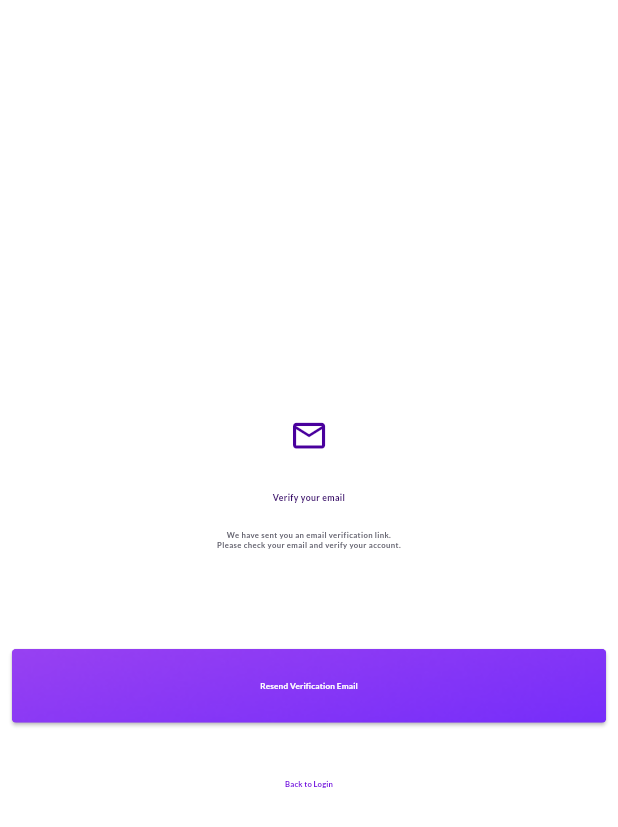
After one commit to mosalama74/colors_funland, a Flutter app: the EmailVerificationScreen screen opened directly, on a phone screen of 412 x 824 dp. The commit adds this screen. Shown: the top 827 px of the screen. Run offline on Flutter 3.47's test engine with Material 3 defaults, Android fonts, the phone set to English and light mode, and no system bars; our stand-ins replace bloc, cloud_firestore, dartz, equatable, firebase_auth, firebase_core and 5 more; accounts and stored records are empty.

Commit message:
email verification

```diff
--- a/lib/core/components/elevated_btn.dart
+++ b/lib/core/components/elevated_btn.dart
@@ -49,7 +49,7 @@ class ElevatedBtn extends StatelessWidget {
             heightFactor: 1.0,
             child: Container(
               alignment: Alignment.center,
-              child: child ?? Text(
+              child: Text(
                 text,
                 style: TextStyle(
                   color: cWhite2Color,
--- a/lib/core/components/password_text_field.dart
+++ b/lib/core/components/password_text_field.dart
@@ -4,10 +4,10 @@ import 'package:flutter/material.dart';
 import 'package:flutter_screenutil/flutter_screenutil.dart';
 
 class PasswordField extends StatefulWidget {
-  const PasswordField({super.key, this.validator, this.controller});
+  const PasswordField({super.key, this.validator, this.controller, this.textInputAction});
   final String? Function(String?)? validator;
   final TextEditingController? controller;
-
+  final TextInputAction? textInputAction;
 
   @override
   State<PasswordField> createState() => _PasswordFieldState();
@@ -16,7 +16,6 @@ class PasswordField extends StatefulWidget {
 class _PasswordFieldState extends State<PasswordField> {
   bool _isPasswordHidden = true;
 
-
   @override
   Widget build(BuildContext context) {
     return TextFormField(
@@ -24,6 +23,7 @@ class _PasswordFieldState extends State<PasswordField> {
       keyboardType: TextInputType.visiblePassword,
       obscureText: _isPasswordHidden,
       maxLines: 1,
+      textInputAction: widget.textInputAction ?? TextInputAction.next,
       validator: widget.validator,
       decoration: InputDecoration(
         hintText: 'Type here',
--- a/lib/core/services/message_service.dart
+++ b/lib/core/services/message_service.dart
@@ -8,7 +8,8 @@ abstract class MessageService {
 enum MessageType {
   error,
   success,
-  info;
+  info,
+  warning;
 
   Color get color {
     switch (this) {
@@ -18,6 +19,8 @@ enum MessageType {
         return Colors.green;
       case MessageType.info:
         return Colors.blue;
+      case MessageType.warning:
+        return Colors.amber;
     }
   }
 }
--- a/lib/features/auth/presentation/cubit/auth_state.dart
+++ b/lib/features/auth/presentation/cubit/auth_state.dart
@@ -56,6 +56,15 @@ class EmailVerificationRequired extends AuthState {
   List<Object?> get props => [email];
 }
 
+class EmailVerificationSuccess extends AuthState {
+  final User user;
+
+  const EmailVerificationSuccess({required this.user});
+
+  @override
+  List<Object?> get props => [user];
+}
+
 class AuthCheckingStatus extends AuthState {
   const AuthCheckingStatus();
 }
--- /dev/null
+++ b/lib/features/auth/presentation/pages/email_verification_screen.dart
@@ -0,0 +1,95 @@
+import 'package:color_funland/core/components/elevated_btn.dart';
+import 'package:color_funland/core/services/message_service.dart';
+import 'package:color_funland/core/utils/app_colors.dart';
+import 'package:color_funland/core/utils/text_styles.dart';
+import 'package:color_funland/features/auth/presentation/cubit/auth_cubit.dart';
+import 'package:color_funland/features/auth/presentation/cubit/auth_state.dart';
+import 'package:flutter/material.dart';
+import 'package:flutter_bloc/flutter_bloc.dart';
+import 'package:flutter_screenutil/flutter_screenutil.dart';
+
+class EmailVerificationScreen extends StatelessWidget {
+  const EmailVerificationScreen({super.key});
+
+  @override
+  Widget build(BuildContext context) {
+    return Scaffold(
+      body: BlocConsumer<AuthCubit, AuthState>(
+        listener: (context, state) {
+          if (state is EmailVerificationSuccess) {
+            context.read<AuthCubit>().messageService.showMessage(
+                  'Email verified successfully!',
+                  MessageType.success,
+                );
+            Navigator.pushReplacementNamed(context, '/home');
+          } else if (state is AuthError) {
+            context.read<AuthCubit>().messageService.showMessage(
+                  state.message,
+                  MessageType.error,
+                );
+          }
+        },
+        builder: (context, state) {
+          return SafeArea(
+            child: Padding(
+              padding: EdgeInsets.symmetric(horizontal: 24.w),
+              child: Column(
+                mainAxisAlignment: MainAxisAlignment.center,
+                children: [
+                  Icon(
+                    Icons.email_outlined,
+                    size: 80.sp,
+                    color: cPurpleColor,
+                  ),
+                  SizedBox(height: 24.h),
+                  Text(
+                    'Verify your email',
+                    style: ts18Purble700,
+                    textAlign: TextAlign.center,
+                  ),
+                  SizedBox(height: 16.h),
+                  Text(
+                    'We have sent you an email verification link.\nPlease check your email and verify your account.',
+                    style: ts16Grey700,
+                    textAlign: TextAlign.center,
+                  ),
+                  SizedBox(height: 32.h),
+                  if (state is EmailVerificationSent)
+                    Text(
+                      'Verification email sent to ${state.email}',
+                      style: ts18Purble700,
+                      textAlign: TextAlign.center,
+                    ),
+                  SizedBox(height: 32.h),
+                  state is AuthLoading
+                      ? CircularProgressIndicator(color: cPurpleColor)
+                      : Column(
+                          children: [
+                            ElevatedBtn(
+                              text: 'Resend Verification Email',
+                              onPressed: () {
+                                context.read<AuthCubit>().sendEmailVerification();
+                              },
+                              width: double.infinity,
+                            ),
+                            SizedBox(height: 16.h),
+                            TextButton(
+                              onPressed: () {
+                                Navigator.pushReplacementNamed(context, '/login');
+                              },
+                              child: Text(
+                                'Back to Login',
+                                style: ts16Purple700,
+                              ),
+                            ),
+                          ],
+                        ),
+                ],
+              ),
+            ),
+          );
+        },
+      ),
+    );
+  }
+}
```
Also changed, not shown: lib/core/components/circular_indicator.dart (added, +13 -0 lines), lib/features/auth/presentation/cubit/auth_cubit.dart (+41 -26 lines), lib/features/auth/presentation/pages/login_page.dart (+17 -9 lines), lib/features/auth/presentation/pages/signup_screen.dart (+6 -18 lines), lib/features/auth/presentation/widgets/sign_up_first_body.dart (+2 -7 lines), lib/features/auth/presentation/widgets/sign_up_second_body.dart (+93 -55 lines).
